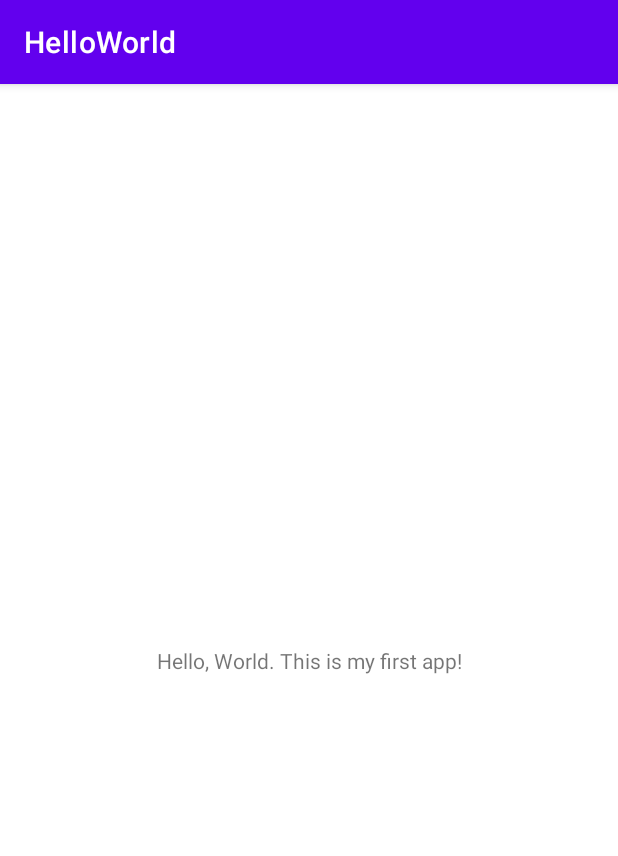
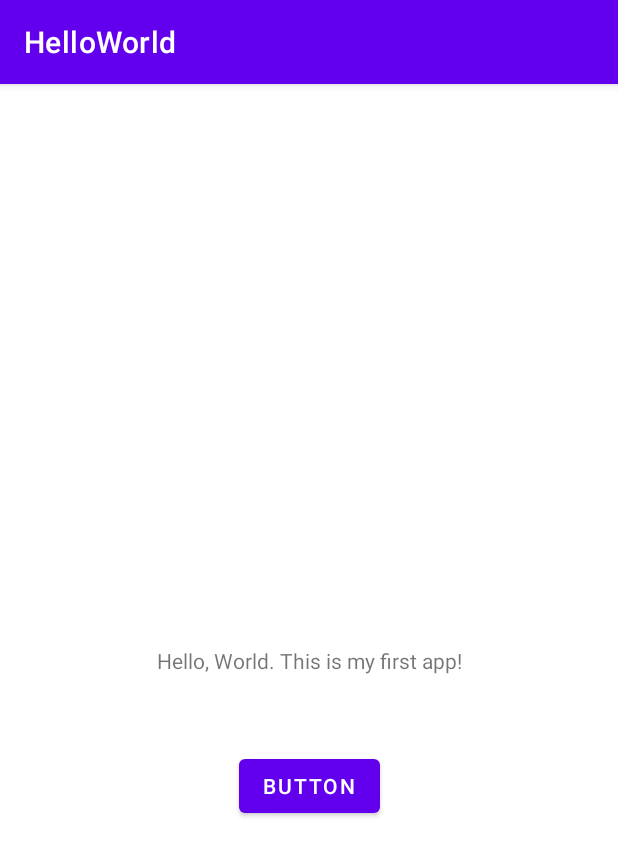
Before and after one commit to Mlibohova/CIS-3515-Assignment, an Android app: the screen it shows after launch (MainActivity), on a phone screen of 412 x 824 dp. Shown: the top 856 px of the screen. Run offline under Robolectric (Android 15) with nearby library versions, the phone set to English and light mode, and no system bars.

Commit message:
Changed button's click behavior to have it updated the text attribute

```diff
--- a/app/src/main/java/edu/temple/helloworld/MainActivity.kt
+++ b/app/src/main/java/edu/temple/helloworld/MainActivity.kt
@@ -2,10 +2,13 @@ package edu.temple.helloworld
 
 import androidx.appcompat.app.AppCompatActivity
 import android.os.Bundle
+import android.widget.Button
 
 class MainActivity : AppCompatActivity() {
     override fun onCreate(savedInstanceState: Bundle?) {
         super.onCreate(savedInstanceState)
         setContentView(R.layout.activity_main)
+        findViewById<Button>(R.id.button)
+            .setOnClickListener(({v,->(v as Button).text = "You clicked the button"}))
     }
 }
--- a/app/src/main/res/layout/activity_main.xml
+++ b/app/src/main/res/layout/activity_main.xml
@@ -7,6 +7,7 @@
     tools:context=".MainActivity">
 
     <TextView
+        android:id="@+id/textView"
         android:layout_width="wrap_content"
         android:layout_height="wrap_content"
         android:text="@string/my_greeting"
@@ -15,4 +16,19 @@
         app:layout_constraintRight_toRightOf="parent"
         app:layout_constraintTop_toTopOf="parent" />
 
+    <Button
+        android:id="@+id/button"
+        android:layout_width="wrap_content"
+        android:layout_height="wrap_content"
+        android:layout_marginStart="50dp"
+        android:layout_marginTop="50dp"
+        android:layout_marginEnd="50dp"
+        android:layout_marginBottom="50dp"
+        android:text="Button"
+        app:layout_constraintBottom_toBottomOf="parent"
+        app:layout_constraintEnd_toEndOf="parent"
+        app:layout_constraintStart_toStartOf="parent"
+        app:layout_constraintTop_toBottomOf="@+id/textView"
+        app:layout_constraintVertical_bias="0.0" />
+
 </androidx.constraintlayout.widget.ConstraintLayout>
```
